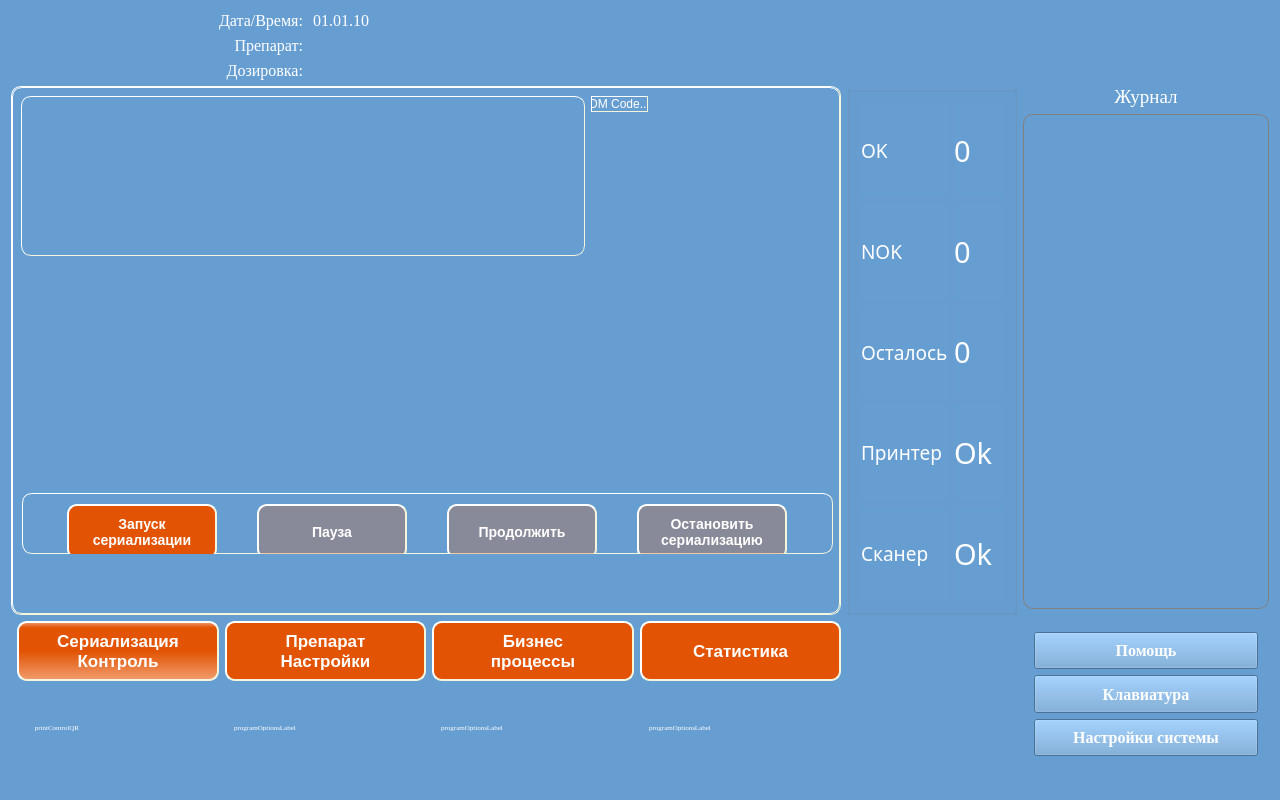
This is mainwindow.ui in andreyshmelev/drug_marking as Qt 5 draws it before an edit. The edited form follows.
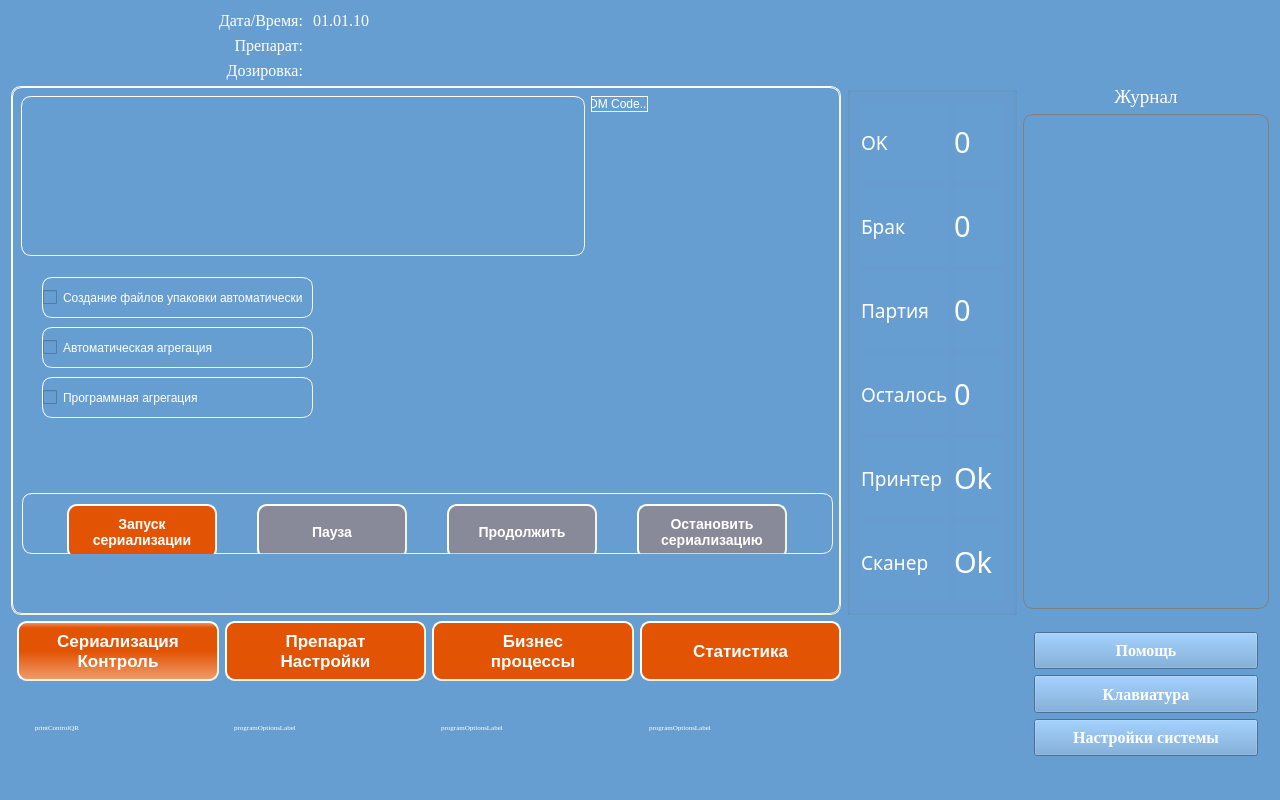
This is the edited form. The open tabs and pages were chosen to show the change. Icons and pictures are not drawn. Custom widgets are drawn as their Qt base class.

Commit message: Добавил чекбоксы автомат.Агрегации

The edit to the form file:
```diff
--- a/mainwindow.ui
+++ b/mainwindow.ui
@@ -746,7 +746,20 @@
                 </font>
                </property>
                <property name="text">
-                <string>NOK</string>
+                <string>Брак</string>
+               </property>
+              </widget>
+             </item>
+             <item>
+              <widget class="QLabel" name="BatchLabel">
+               <property name="font">
+                <font>
+                 <family>Impact</family>
+                 <pointsize>14</pointsize>
+                </font>
+               </property>
+               <property name="text">
+                <string>Партия</string>
                </property>
               </widget>
              </item>
@@ -819,6 +832,19 @@
                </property>
               </widget>
              </item>
+             <item>
+              <widget class="QLabel" name="BatchLabelValue">
+               <property name="font">
+                <font>
+                 <family>Impact</family>
+                 <pointsize>22</pointsize>
+                </font>
+               </property>
+               <property name="text">
+                <string>0</string>
+               </property>
+              </widget>
+             </item>
              <item>
               <widget class="QLabel" name="remainLabelValue">
                <property name="font">
@@ -933,7 +959,7 @@
            <set>Qt::NoTextInteraction</set>
           </property>
          </widget>
-         <widget class="QWidget" name="">
+         <widget class="QWidget" name="layoutWidget">
           <property name="geometry">
            <rect>
             <x>10</x>
@@ -1208,6 +1234,45 @@
            </item>
           </layout>
          </widget>
+         <widget class="QCheckBox" name="SerializAutoUpakovkaCheckBox">
+          <property name="geometry">
+           <rect>
+            <x>30</x>
+            <y>190</y>
+            <width>271</width>
+            <height>41</height>
+           </rect>
+          </property>
+          <property name="text">
+           <string>Создание файлов упаковки автоматически</string>
+          </property>
+         </widget>
+         <widget class="QCheckBox" name="checkBox_2">
+          <property name="geometry">
+           <rect>
+            <x>30</x>
+            <y>240</y>
+            <width>271</width>
+            <height>41</height>
+           </rect>
+          </property>
+          <property name="text">
+           <string>Автоматическая агрегация</string>
+          </property>
+         </widget>
+         <widget class="QCheckBox" name="checkBox_3">
+          <property name="geometry">
+           <rect>
+            <x>30</x>
+            <y>290</y>
+            <width>271</width>
+            <height>41</height>
+           </rect>
+          </property>
+          <property name="text">
+           <string>Программная агрегация</string>
+          </property>
+         </widget>
         </widget>
         <widget class="QWidget" name="productOptionsPage">
          <layout class="QGridLayout" name="gridLayout_26">
@@ -3831,12 +3896,6 @@
  </widget>
  <layoutdefault spacing="6" margin="11"/>
  <customwidgets>
-  <customwidget>
-   <class>widget313</class>
-   <extends>QWidget</extends>
-   <header>Widgets/Widget313/widget313.h</header>
-   <container>1</container>
-  </customwidget>
   <customwidget>
    <class>RegisterEndPackingWidget311</class>
    <extends>QWidget</extends>
@@ -3867,6 +3926,12 @@
    <header>Widgets/RelabelingWidget811/relabelingwidget811.h</header>
    <container>1</container>
   </customwidget>
+  <customwidget>
+   <class>widget313</class>
+   <extends>QWidget</extends>
+   <header>Widgets/Widget313/widget313.h</header>
+   <container>1</container>
+  </customwidget>
  </customwidgets>
  <tabstops>
   <tabstop>register_end_packing_Button</tabstop>
```
Left out of the diff: 27 changed lines with no effect on the pictures.
